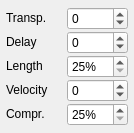
The window that muse/muse/arranger/miditrackinfo.ui (emrum/muse) describes before a commit, drawn with Qt 5.
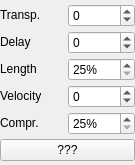
The same window after the commit.

Patch:
```diff
--- a/muse/muse/arranger/miditrackinfo.ui
+++ b/muse/muse/arranger/miditrackinfo.ui
@@ -8,8 +8,8 @@
    <rect>
     <x>0</x>
     <y>0</y>
-    <width>134</width>
-    <height>133</height>
+    <width>135</width>
+    <height>165</height>
    </rect>
   </property>
   <property name="sizePolicy" >
@@ -25,7 +25,7 @@
   </property>
   <layout class="QGridLayout" >
    <property name="margin" >
-    <number>6</number>
+    <number>0</number>
    </property>
    <property name="spacing" >
     <number>0</number>
@@ -176,6 +176,24 @@
      </property>
     </widget>
    </item>
+   <item row="5" column="0" colspan="2" >
+    <widget class="QPushButton" name="patch" >
+     <property name="sizePolicy" >
+      <sizepolicy>
+       <hsizetype>7</hsizetype>
+       <vsizetype>0</vsizetype>
+       <horstretch>0</horstretch>
+       <verstretch>0</verstretch>
+      </sizepolicy>
+     </property>
+     <property name="toolTip" >
+      <string>Instrument Patch</string>
+     </property>
+     <property name="text" >
+      <string>???</string>
+     </property>
+    </widget>
+   </item>
   </layout>
  </widget>
  <pixmapfunction></pixmapfunction>
```
Left out of the diff: 124 changed lines with no effect on the pictures.
